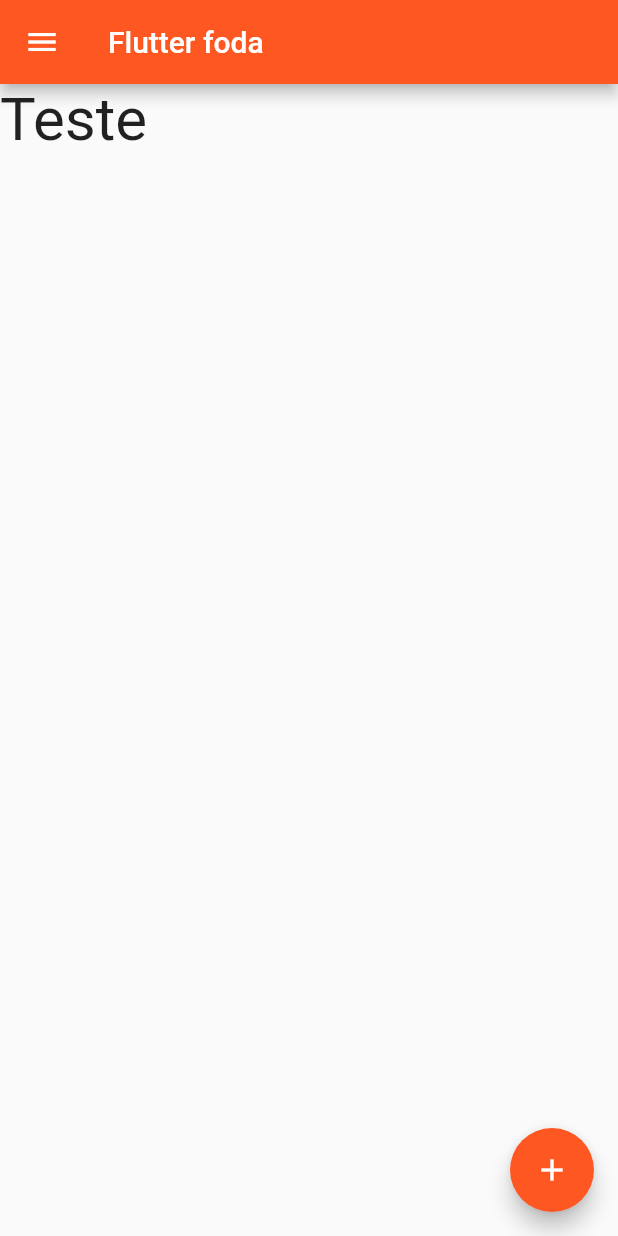
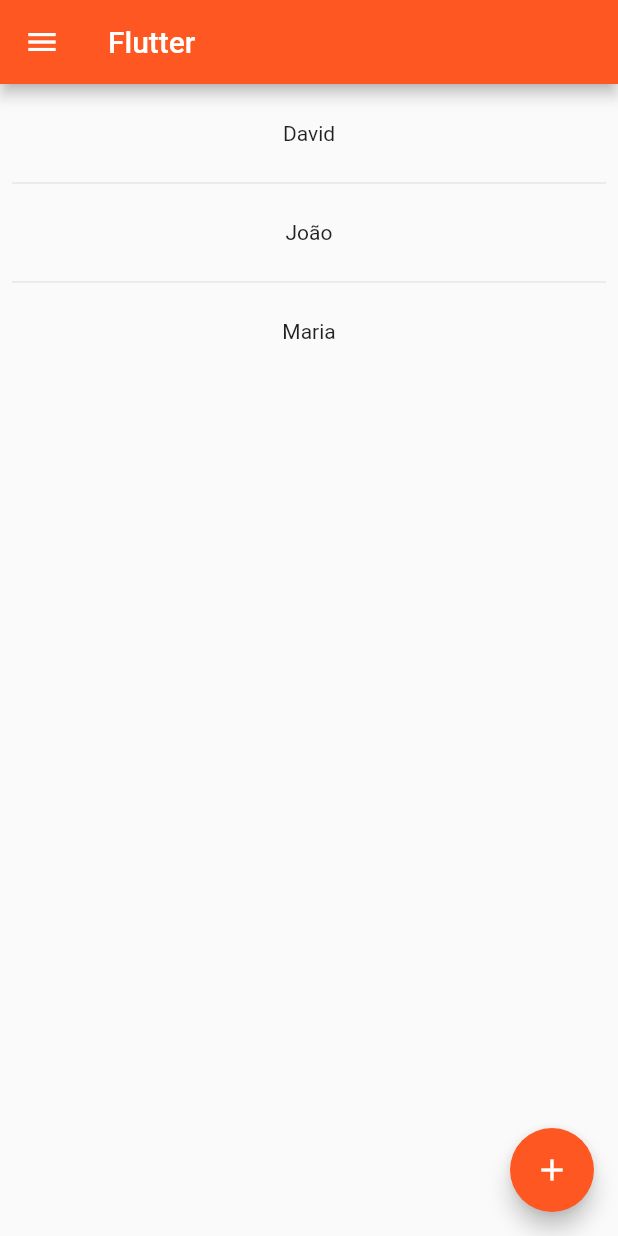
Before and after one commit to DavGuett/how_flutter, a Flutter app: the screen it shows after launch, on a phone screen of 412 x 824 dp. Run offline on Flutter 3.47's test engine with Material 2 defaults, Android fonts, the phone set to English and light mode, and no system bars.

Commit message:
Terminado inicio

```diff
--- a/lib/views/home.dart
+++ b/lib/views/home.dart
@@ -2,25 +2,33 @@
 import 'package:how_flutter/widgets/drawer_options.dart';
 
 class Home extends StatelessWidget {
-  const Home({super.key});
+   Home({super.key});
+  final List<String> funcionarios = <String>["David", "João", "Maria"];
 
   @override
   Widget build(BuildContext context) {
     return Scaffold(
       drawer: DrawerOptions(),
       appBar: AppBar(
-        title: const Text("Flutter foda"),
+        title: const Text("Flutter"),
       ),
       floatingActionButton: FloatingActionButton(
         onPressed: () {},
         child: const Icon(Icons.add),
       ),
       body: Center(
-        child: ListView(
-          children: const [
-            Text("Teste", style:TextStyle(fontSize: 40)),
-
-          ],
+        child: ListView.separated(
+          padding: const EdgeInsets.all(8),
+          itemCount: funcionarios.length,
+          itemBuilder: (context, index) {
+            return Container(
+              height: 50,
+              child: Center(
+                child: Text("${funcionarios[index]}"),
+              ),
+            );
+          },
+        separatorBuilder: (BuildContext context, int index) => const Divider(),
         ) ,
       ),
     );
--- a/lib/widgets/drawer_options.dart
+++ b/lib/widgets/drawer_options.dart
@@ -24,12 +24,6 @@
             },
           ),
           ListTile(
-            title: Text("Setores"),
-            onTap: () {
-              Navigator.pop(context);
-            },
-          ),
-          ListTile(
             title: Text("Clientes"),
             onTap: (){
               Navigator.of(context).pushReplacementNamed('registrarCliente');
```
